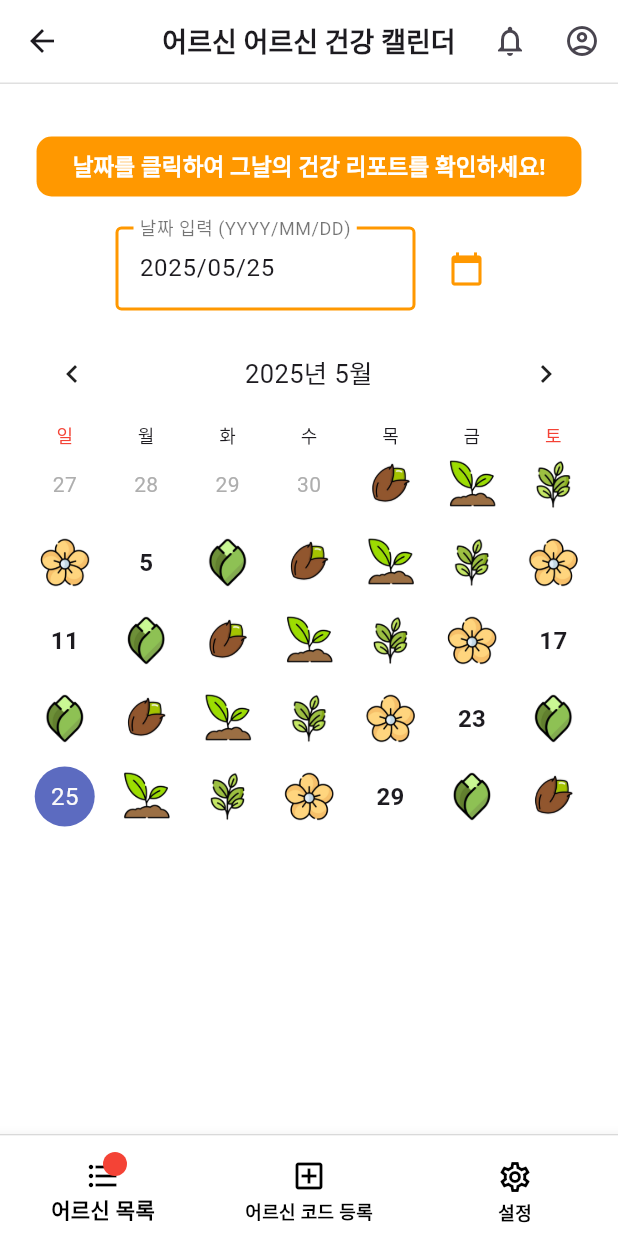
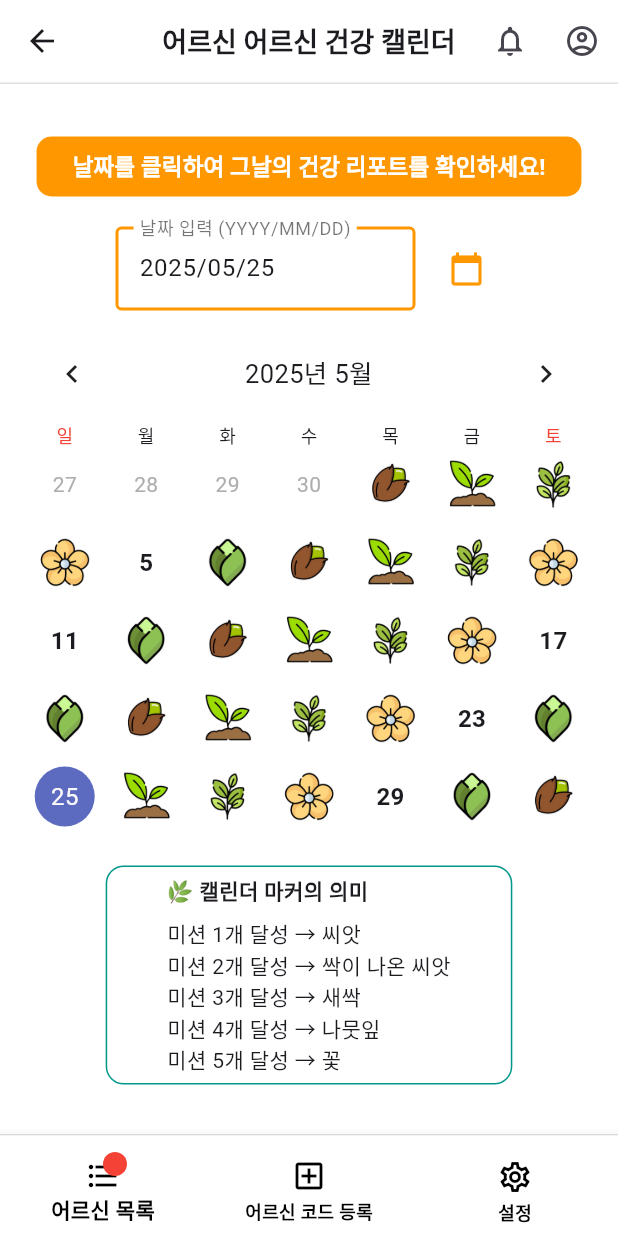
Before and after one commit to CapstonProduct/day_in_bloom_fd_v1, a Flutter app: the CalendarScreen screen opened by its route, on a phone screen of 412 x 824 dp. Run offline on Flutter 3.47's test engine with Material 3 defaults, Android fonts, the phone set to English and light mode, and no system bars; drawn by our look-alikes of table_calendar; our stand-ins replace dio, flutter_dotenv, flutter_native_splash, flutter_secure_storage, go_router, permission_handler and 1 more; missing offline and left inert: easy_pdf_viewer, kakao_flutter_sdk_user; accounts and stored records are empty; network calls fail.

Commit message:
Feat: Add explanation of calendar marker

```diff
--- a/lib/features/healthreport/screen/calender_screen.dart
+++ b/lib/features/healthreport/screen/calender_screen.dart
@@ -55,6 +55,29 @@ class CalendarScreen extends StatelessWidget {
                         }
                       },
                     ),
+                    const SizedBox(height: 20),
+                    Container(
+                      padding: const EdgeInsets.symmetric(horizontal: 40, vertical: 5),
+                      decoration: BoxDecoration(
+                        color: Colors.white,
+                        border: Border.all(color: Colors.teal),
+                        borderRadius: BorderRadius.circular(12),
+                      ),
+                      child: Column(
+                        crossAxisAlignment: CrossAxisAlignment.start,
+                        children: [
+                          const Text(
+                            '🌿 캘린더 마커의 의미',
+                            style: TextStyle(fontSize: 14, fontWeight: FontWeight.bold),
+                          ),
+                          const SizedBox(height: 8),
+                          const Text(
+                            '미션 1개 달성 → 씨앗\n미션 2개 달성 → 싹이 나온 씨앗\n미션 3개 달성 → 새싹\n미션 4개 달성 → 나뭇잎\n미션 5개 달성 → 꽃',
+                            style: TextStyle(fontSize: 14),
+                          ),
+                        ],
+                      ),
+                    ),
                   ],
                 ),
               ),
```
